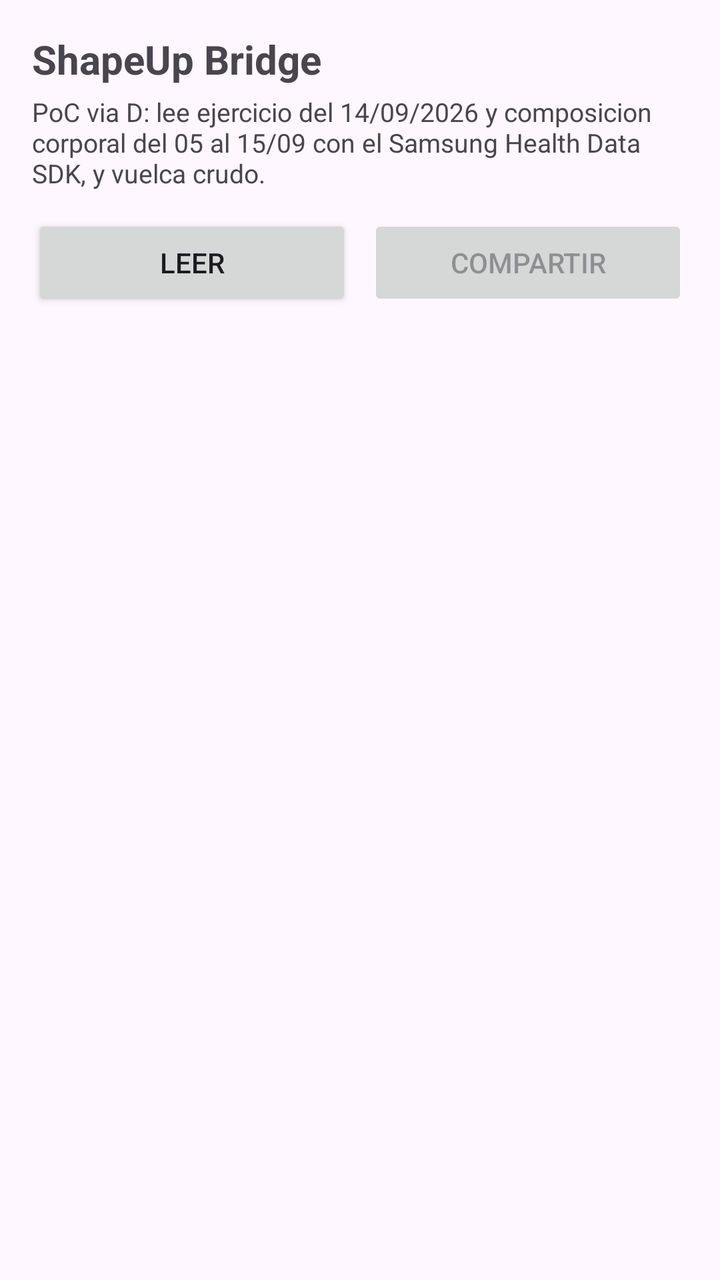
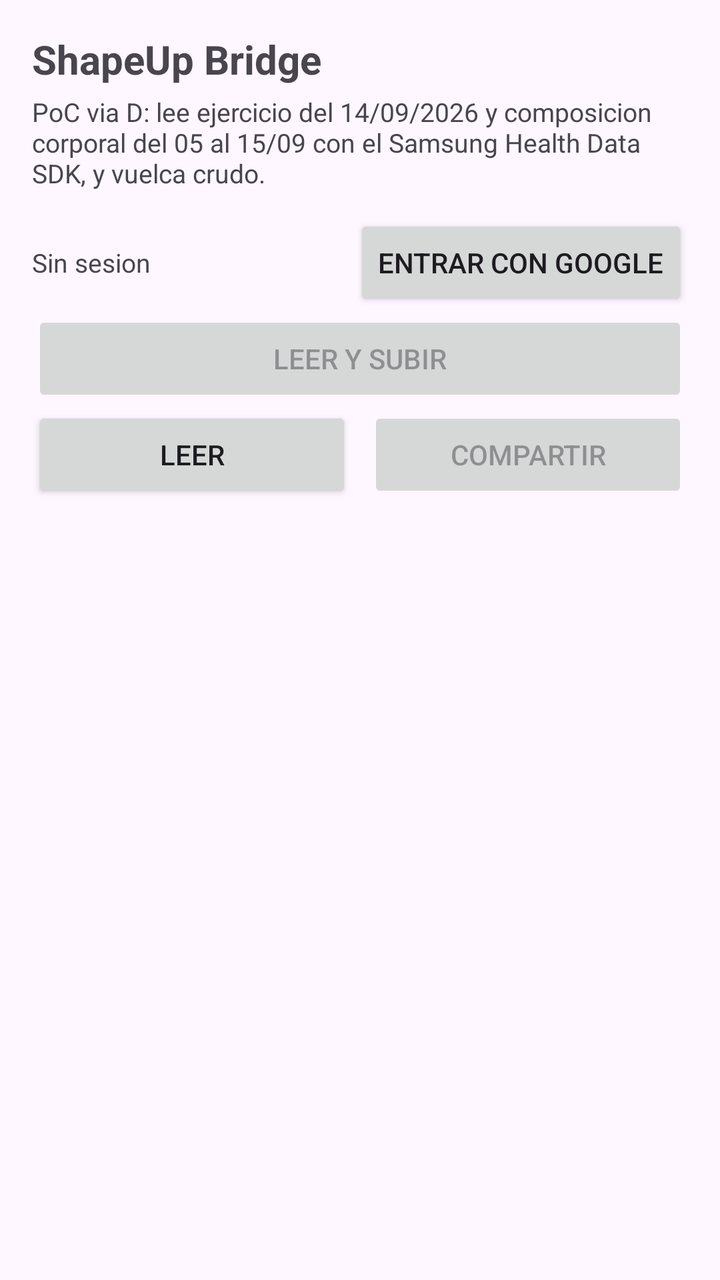

Screens rendered from an Android XML layout before and after an edit, with the pre-edit source and the edit as a unified diff.
<!-- AndroidManifest.xml: activity theme Theme.ShapeUpBridge -->
<!-- res/layout/activity_main.xml -->
<?xml version="1.0" encoding="utf-8"?>
<LinearLayout xmlns:android="http://schemas.android.com/apk/res/android"
    xmlns:tools="http://schemas.android.com/tools"
    android:id="@+id/main"
    android:layout_width="match_parent"
    android:layout_height="match_parent"
    android:orientation="vertical"
    android:padding="16dp"
    tools:context=".MainActivity">

    <TextView
        android:id="@+id/title"
        android:layout_width="match_parent"
        android:layout_height="wrap_content"
        android:text="@string/app_name"
        android:textSize="20sp"
        android:textStyle="bold" />

    <TextView
        android:id="@+id/subtitle"
        android:layout_width="match_parent"
        android:layout_height="wrap_content"
        android:paddingTop="4dp"
        android:paddingBottom="12dp"
        android:text="@string/subtitle"
        android:textSize="13sp" />

    <LinearLayout
        android:layout_width="match_parent"
        android:layout_height="wrap_content"
        android:orientation="horizontal">

        <Button
            android:id="@+id/readButton"
            android:layout_width="0dp"
            android:layout_height="wrap_content"
            android:layout_weight="1"
            android:text="@string/read" />

        <Button
            android:id="@+id/shareButton"
            android:layout_width="0dp"
            android:layout_height="wrap_content"
            android:layout_marginStart="8dp"
            android:layout_weight="1"
            android:enabled="false"
            android:text="@string/share" />
    </LinearLayout>

    <ScrollView
        android:id="@+id/logScroll"
        android:layout_width="match_parent"
        android:layout_height="0dp"
        android:layout_marginTop="12dp"
        android:layout_weight="1">

        <TextView
            android:id="@+id/logView"
            android:layout_width="match_parent"
            android:layout_height="wrap_content"
            android:fontFamily="monospace"
            android:textIsSelectable="true"
            android:textSize="11sp" />
    </ScrollView>

</LinearLayout>
<!-- resources referenced by this layout -->
<resources>
  <string name="app_name">ShapeUp Bridge</string>
  <string name="read">Leer</string>
  <string name="share">Compartir</string>
  <string name="subtitle">PoC via D: lee ejercicio del 14/09/2026 y composicion corporal del 05 al 15/09 con el Samsung Health Data SDK, y vuelca crudo.</string>
  <style name="Theme.ShapeUpBridge" parent="Base.Theme.ShapeUpBridge" />
  <style name="Base.Theme.ShapeUpBridge" parent="Theme.Material3.DayNight.NoActionBar">
          
          
      </style>
</resources>

<!-- the commit's change to res/layout/activity_main.xml (unified diff, before → after) -->
@@ -24,6 +24,41 @@
         android:paddingBottom="12dp"
         android:text="@string/subtitle"
         android:textSize="13sp" />
+
+    <LinearLayout
+        android:layout_width="match_parent"
+        android:layout_height="wrap_content"
+        android:gravity="center_vertical"
+        android:orientation="horizontal">
+
+        <TextView
+            android:id="@+id/authStatus"
+            android:layout_width="0dp"
+            android:layout_height="wrap_content"
+            android:layout_weight="1"
+            android:text="@string/signed_out"
+            android:textSize="13sp" />
+
+        <Button
+            android:id="@+id/signInButton"
+            android:layout_width="wrap_content"
+            android:layout_height="wrap_content"
+            android:text="@string/sign_in" />
+
+        <Button
+            android:id="@+id/signOutButton"
+            android:layout_width="wrap_content"
+            android:layout_height="wrap_content"
+            android:text="@string/sign_out"
+            android:visibility="gone" />
+    </LinearLayout>
+
+    <Button
+        android:id="@+id/uploadButton"
+        android:layout_width="match_parent"
+        android:layout_height="wrap_content"
+        android:enabled="false"
+        android:text="@string/read_and_upload" />
 
     <LinearLayout
         android:layout_width="match_parent"
<!-- resource entries referenced after the edit -->
@@ -2,7 +2,11 @@
 <resources>
   <string name="app_name">ShapeUp Bridge</string>
   <string name="read">Leer</string>
+  <string name="read_and_upload">Leer y subir</string>
   <string name="share">Compartir</string>
+  <string name="sign_in">Entrar con Google</string>
+  <string name="sign_out">Salir</string>
+  <string name="signed_out">Sin sesion</string>
   <string name="subtitle">PoC via D: lee ejercicio del 14/09/2026 y composicion corporal del 05 al 15/09 con el Samsung Health Data SDK, y vuelca crudo.</string>
   <style name="Theme.ShapeUpBridge" parent="Base.Theme.ShapeUpBridge" />
   <style name="Base.Theme.ShapeUpBridge" parent="Theme.Material3.DayNight.NoActionBar">
